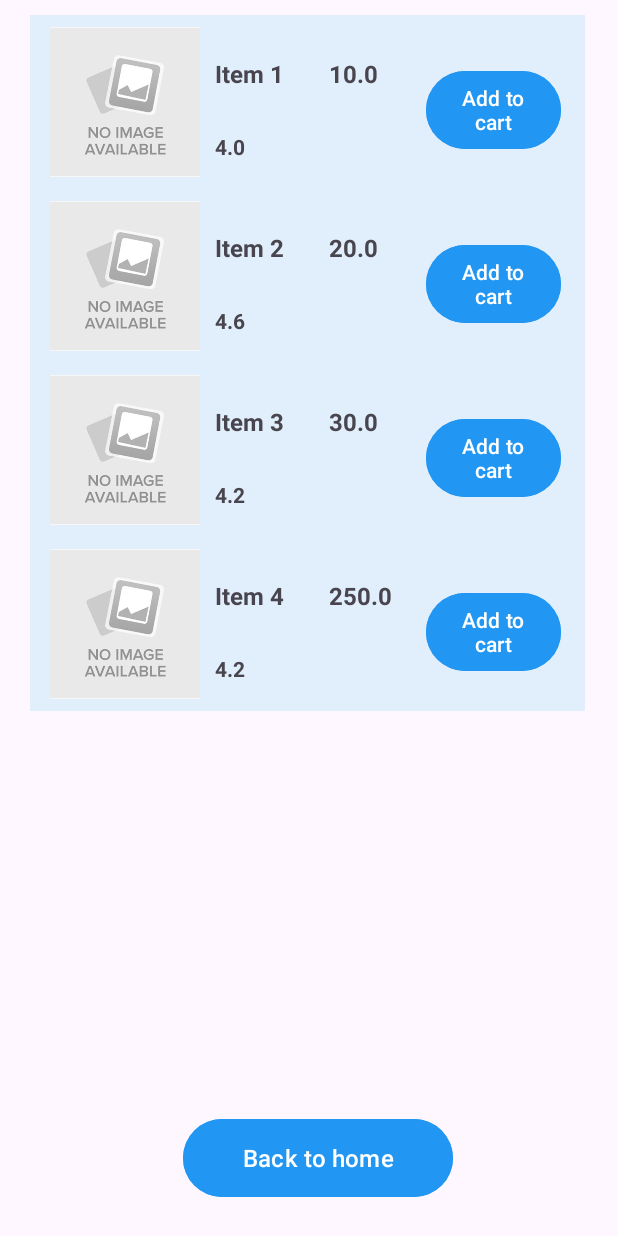
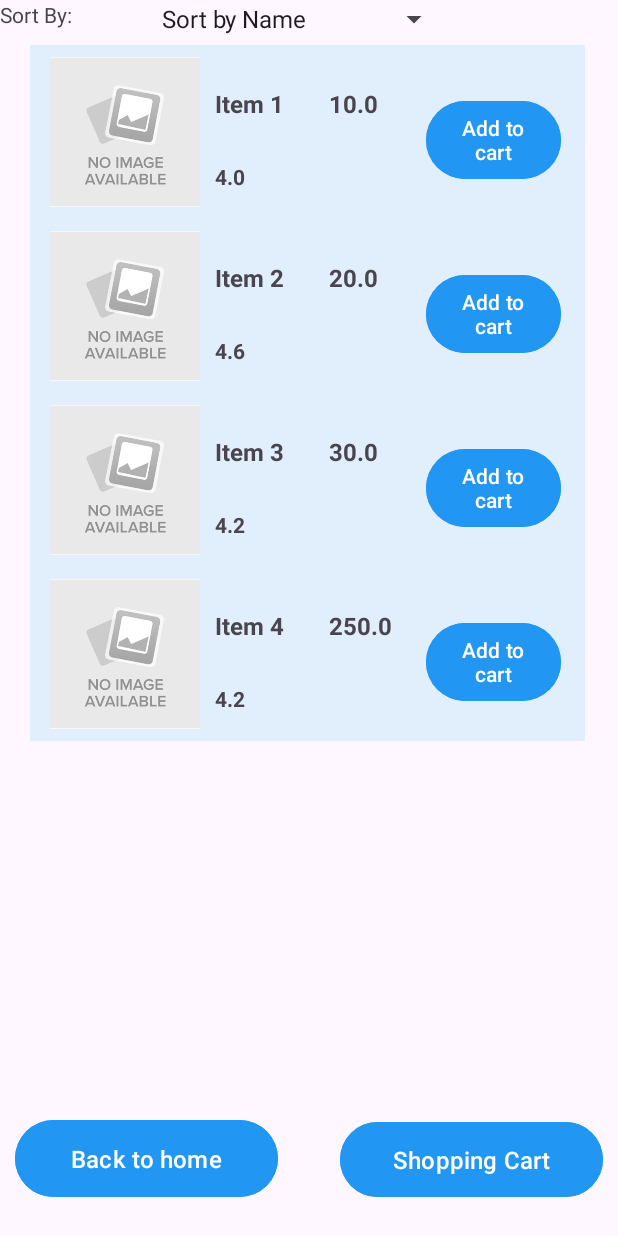
Before and after one commit to ZhengyiLu01/Fashionista, an Android app: the ShopActivity screen opened directly, with no data from a screen before it, on a phone screen of 412 x 824 dp. Run offline under Robolectric (Android 15) with nearby library versions, the phone set to English and light mode, and no system bars.

Commit message:
Front End Updte
Updated Category for Shop.kt and new variable

```diff
--- a/Frontend/app/src/main/java/cn/edu/sjtu/windlll/fashionista/Products/CartItem.kt
+++ b/Frontend/app/src/main/java/cn/edu/sjtu/windlll/fashionista/Products/CartItem.kt
@@ -7,6 +7,9 @@ data class CartItem(
     var quantity: Int,
     val price: Double,
     val url: String,
-    val picture: Int?
+    val picture: Int?,
+    val category: String
 ): Serializable
+
+
 // Define the data class for the item that will be added to the cart
--- a/Frontend/app/src/main/java/cn/edu/sjtu/windlll/fashionista/Products/Items.kt
+++ b/Frontend/app/src/main/java/cn/edu/sjtu/windlll/fashionista/Products/Items.kt
@@ -9,5 +9,8 @@ data class Items(
     val url: String,
     val rating: Double,
     val picture: Int?,
-    var ifincart: Int
-): Serializable
+    val category: String,
+    var ifincart: Int,
+
+
+    ): Serializable
--- a/Frontend/app/src/main/java/cn/edu/sjtu/windlll/fashionista/Shop.kt
+++ b/Frontend/app/src/main/java/cn/edu/sjtu/windlll/fashionista/Shop.kt
@@ -10,8 +10,8 @@ class shop : Serializable {
 
     var size = 0;
 
-    fun addItemToShop(Id: Int, itemName: String, price: Double, url: String, Rating: Double, picture: Int?) {
-        val item = Items(Id, itemName, price, url, Rating, picture, 0)
+    fun addItemToShop(Id: Int, itemName: String, price: Double, url: String, Rating: Double, picture: Int?, Cat: String) {
+        val item = Items(Id, itemName, price, url, Rating, picture, Cat ,0)
         val existingItem = ShopItems.find { it.name == itemName }
         if (existingItem == null) {
             ShopItems.add(item)
@@ -20,6 +20,12 @@ class shop : Serializable {
     }
     fun getShopItems(): List<Items> {
         return ShopItems
+    }
+
+    fun setShopItems(items: List<Items>) {
+        ShopItems.clear() // Clear existing items
+        ShopItems.addAll(items) // Add the new sorted items
+        size = ShopItems.size // Update the size
     }
 
     fun getCartItems(): List<CartItem> {
@@ -31,7 +37,8 @@ class shop : Serializable {
                     1,
                     ShopItems[i].price,
                     ShopItems[i].url,
-                    ShopItems[i].picture
+                    ShopItems[i].picture,
+                    ShopItems[i].category
                 )
             }
         }
@@ -41,7 +48,7 @@ class shop : Serializable {
     fun removeItemFromShop(itemName: String) {
         val existingItem = ShopItems.find { it.name == itemName }
         if (existingItem != null) {
-           ShopItems.remove(existingItem)
+            ShopItems.remove(existingItem)
         }
     }
 
--- a/Frontend/app/src/main/java/cn/edu/sjtu/windlll/fashionista/ShopActivity.kt
+++ b/Frontend/app/src/main/java/cn/edu/sjtu/windlll/fashionista/ShopActivity.kt
@@ -2,31 +2,69 @@ package cn.edu.sjtu.windlll.fashionista
 
 import android.content.Intent
 import android.os.Bundle
+import android.view.View
+import android.widget.AdapterView
+import android.widget.ArrayAdapter
 import android.widget.Button
+import android.widget.Spinner
 import androidx.appcompat.app.AppCompatActivity
 import androidx.recyclerview.widget.RecyclerView
+import cn.edu.sjtu.windlll.fashionista.Products.CartItem
+import cn.edu.sjtu.windlll.fashionista.Products.Items
 import cn.edu.sjtu.windlll.fashionista.RecyclerView.ShopItemAdapter
 import java.io.Serializable
 
 class ShopActivity : AppCompatActivity() {
     private val shop = shop()
 
-
     override fun onCreate(savedInstanceState: Bundle?) {
         super.onCreate(savedInstanceState)
         setContentView(R.layout.shop)
-        shop.addItemToShop(1,"Item 1", 10.0 , "google.com",4.0,null)
-        shop.addItemToShop(2,"Item 2", 20.0 , "adidas.com",4.6,null)
-        shop.addItemToShop(3,"Item 3", 30.0 , "nike.com",4.2,null)
-        shop.addItemToShop(4,"Item 4", 250.0 , "guvvi.com",4.2,null)
+        shop.addItemToShop(1,"Item 1", 10.0 , "google.com",4.0,null, "shorts")
+        shop.addItemToShop(2,"Item 2", 20.0 , "adidas.com",4.6,null, "shirts")
+        shop.addItemToShop(3,"Item 3", 30.0 , "nike.com",4.2,null, "shirts")
+        shop.addItemToShop(4,"Item 4", 250.0 , "guvvi.com",4.2,null, "shirts")
+
 
         val recyclerView: RecyclerView = findViewById(R.id.shop_recycler_view)
         val shopItemAdapter = ShopItemAdapter(shop.getShopItems())
         recyclerView.adapter = shopItemAdapter
 
-        val backtohome: Button = findViewById(R.id.Backtohome)
-        backtohome.setOnClickListener {
+        val spinner: Spinner = findViewById(R.id.sort_spinner)
+        val adapter = ArrayAdapter.createFromResource(this, R.array.sorting_options, android.R.layout.simple_spinner_item)
+        adapter.setDropDownViewResource(android.R.layout.simple_spinner_dropdown_item)
+        spinner.onItemSelectedListener = object : AdapterView.OnItemSelectedListener {
+            override fun onItemSelected(parent: AdapterView<*>, view: View, position: Int, id: Long) {
+                val sortedList = when (position) {
+                    0 -> shop.getShopItems().sortedBy {it.name}
+                    1 -> shop.getShopItems().sortedBy {it.rating}
+                    2 -> shop.getShopItems().sortedBy{it.price}
+                    3 -> shop.getShopItems().sortedByDescending{it.price}
+                    4 -> shop.getShopItems().sortedBy{it.url}
+                    5 -> shop.getShopItems().sortedBy{it.category}
+                    else -> shop.getShopItems()
+                }
+                shop.setShopItems(sortedList)
+                shopItemAdapter.notifyDataSetChanged() // Refresh the RecyclerView
+
+            }
+
+            override fun onNothingSelected(parent: AdapterView<*>) {
+                // Do nothing here
+            }
+        }
+        spinner.adapter = adapter
+
+        val homebutton: Button = findViewById(R.id.backtohome)
+        homebutton.setOnClickListener {
             val intent = Intent(this, MainActivity::class.java)
+            intent.putExtra("shop", shop as Serializable)
+            startActivity(intent)
+        }
+
+        val cart: Button = findViewById(R.id.goToSC)
+        cart.setOnClickListener {
+            val intent = Intent(this, ShoppingCartActivity::class.java)
             intent.putExtra("shop", shop as Serializable)
             startActivity(intent)
         }
--- a/Frontend/app/src/main/java/cn/edu/sjtu/windlll/fashionista/ShoppingCart.kt
+++ b/Frontend/app/src/main/java/cn/edu/sjtu/windlll/fashionista/ShoppingCart.kt
@@ -11,8 +11,8 @@ class shoppingCart : Serializable{
 
     private val cartItems: MutableList<CartItem> = mutableListOf()
 
-    fun addItemToCart(itemName: String, quantity: Int, price: Double, url: String, picture: Int?) {
-        val item = CartItem(itemName, quantity, price, url, picture)
+    fun addItemToCart(itemName: String, quantity: Int, price: Double, url: String, picture: Int?, category: String) {
+        val item = CartItem(itemName, quantity, price, url, picture, category)
         val existingItem = cartItems.find { it.name == itemName }
         if (existingItem != null) {
             existingItem.quantity += quantity
--- a/Frontend/app/src/main/java/cn/edu/sjtu/windlll/fashionista/ShoppingCartActivity.kt
+++ b/Frontend/app/src/main/java/cn/edu/sjtu/windlll/fashionista/ShoppingCartActivity.kt
@@ -19,9 +19,9 @@ class ShoppingCartActivity : AppCompatActivity() {
         setContentView(R.layout.shopping_cart)
 //        val shopItems = intent.getSerializableExtra("shop") as shop
 //        val cartItems = shopItems.getCartItems()
-        shoppingCart.addItemToCart("Item 1", 2, 10.0 , "google.com",null)
-        shoppingCart.addItemToCart("Item 2", 1,20.0 , "naver.com",null)
-        shoppingCart.addItemToCart("Item 3", 3,30.0 , "youtube.com",null)
+        shoppingCart.addItemToCart("Item 1", 2, 10.0 , "google.com",null, "shirts")
+        shoppingCart.addItemToCart("Item 2", 1,20.0 , "naver.com",null, "shirts")
+        shoppingCart.addItemToCart("Item 3", 3,30.0 , "youtube.com",null, "shirts")
 
         val recyclerView: RecyclerView = findViewById(R.id.recycler_view)
         val cartItemAdapter = CartItemAdapter(shoppingCart.getCartItems())
--- a/Frontend/app/src/main/res/layout/shop.xml
+++ b/Frontend/app/src/main/res/layout/shop.xml
@@ -4,15 +4,39 @@
     android:layout_width="match_parent"
     android:layout_height="match_parent">
 
+    <Spinner
+        android:id="@+id/sort_spinner"
+        android:layout_width="200dp"
+        android:layout_height="25dp"
+        android:layout_marginLeft="100dp" />
+
     <Button
-        android:id="@+id/Backtohome"
-        android:layout_width="220dp"
-        android:layout_height="60dp"
-        android:layout_alignParentStart="true"
+        android:id="@+id/goToSC"
+        android:layout_width="175dp"
+        android:layout_height="58dp"
+        android:layout_alignParentStart="false"
         android:layout_alignParentEnd="true"
         android:layout_alignParentBottom="true"
-        android:layout_marginStart="122dp"
-        android:layout_marginEnd="110dp"
+        android:layout_marginEnd="10dp"
+        android:layout_marginBottom="22dp"
+        android:backgroundTint="#2196F3"
+        android:text="Shopping Cart"
+        android:textAlignment="center"
+        android:textAllCaps="false"
+        android:textColor="#FFFFFF"
+        android:textColorLink="#2196F3"
+        android:textSize="16sp"
+        app:iconTint="#2196F3" />
+
+    <Button
+        android:id="@+id/backtohome"
+        android:layout_width="175dp"
+        android:layout_height="59dp"
+        android:layout_alignParentStart="true"
+        android:layout_alignParentEnd="false"
+        android:layout_alignParentBottom="true"
+        android:layout_marginStart="10dp"
+        android:layout_marginEnd="216dp"
         android:layout_marginBottom="22dp"
         android:backgroundTint="#2196F3"
         android:text="Back to home"
@@ -30,10 +54,17 @@
         android:layout_alignParentEnd="true"
         android:layout_alignParentBottom="true"
         android:layout_marginStart="20dp"
-        android:layout_marginTop="10dp"
+        android:layout_marginTop="30dp"
         android:layout_marginEnd="22dp"
         android:layout_marginBottom="110dp"
         android:scrollbars="vertical"
         app:layoutManager="androidx.recyclerview.widget.LinearLayoutManager" />
 
+    <TextView
+        android:id="@+id/editTextText"
+        android:layout_width="100dp"
+        android:layout_height="25dp"
+        android:ems="10"
+        android:text="Sort By:" />
+
 </RelativeLayout>
--- a/Frontend/app/src/main/res/values/strings.xml
+++ b/Frontend/app/src/main/res/values/strings.xml
@@ -48,4 +48,12 @@
     <string name="minus">-</string>
     <string name="delete">Delete</string>
     <string name="add_to_cart">Add to cart</string>
+    <string-array name="sorting_options">
+        <item>Sort by Name</item>
+        <item>Sort by Category</item>
+        <item>Sort by Cheapest</item>
+        <item>Sort by Expensive</item>
+        <item>Sort by Shop</item>
+        <item>Sort by Rating</item>
+    </string-array>
 </resources>
```
